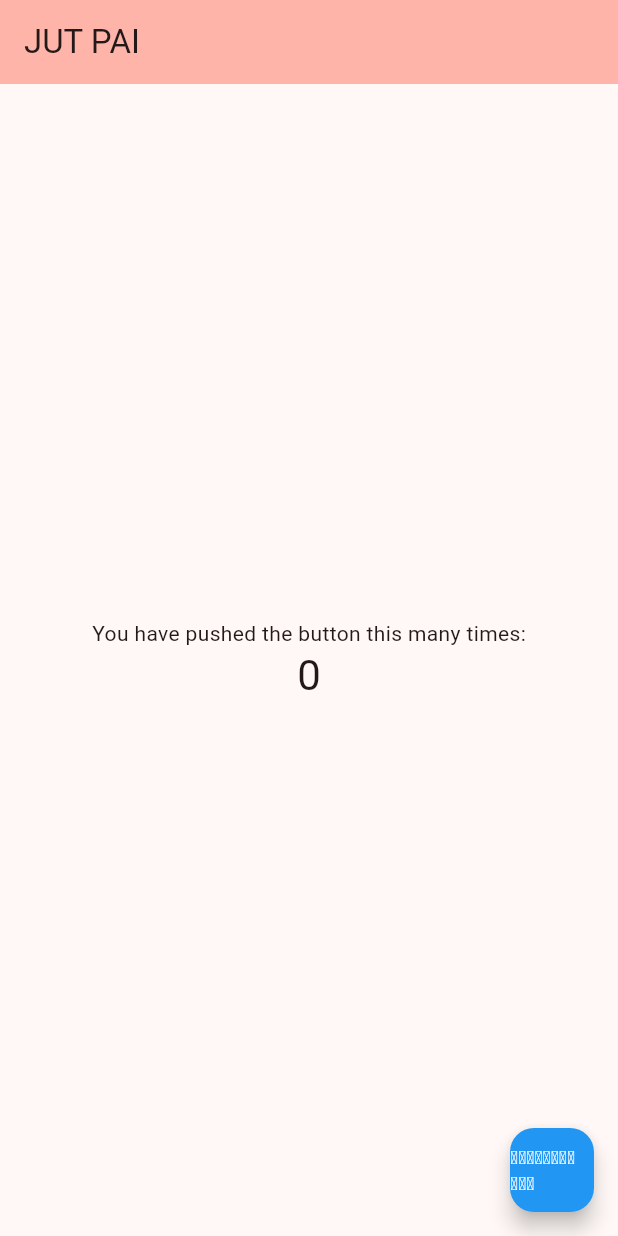
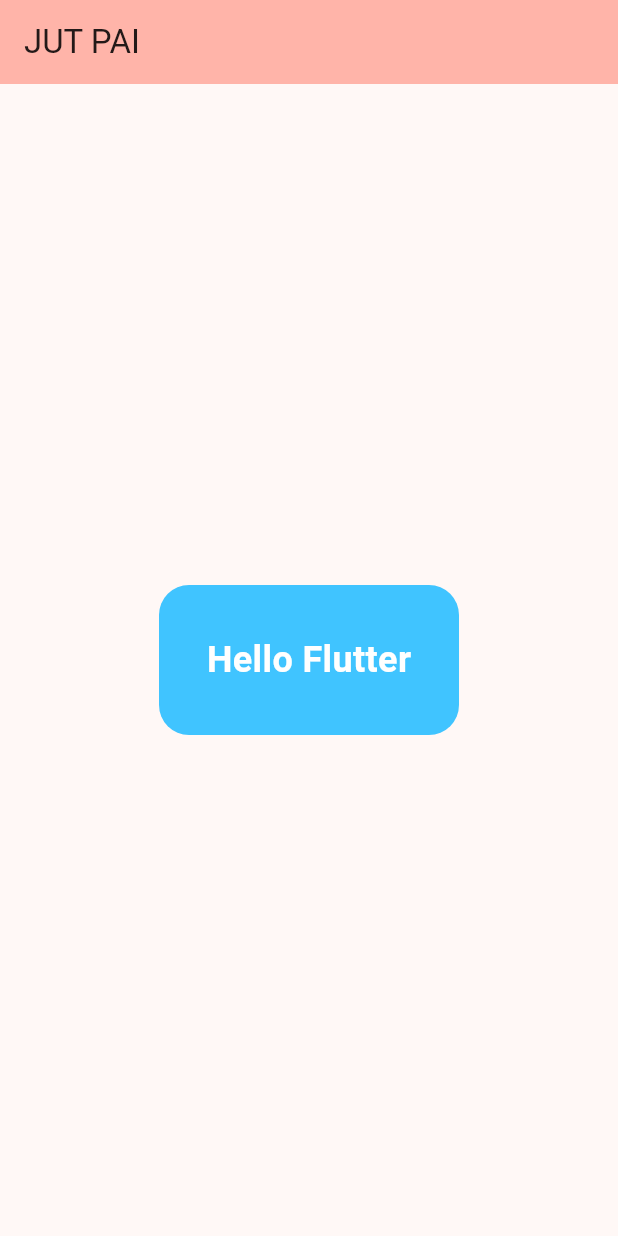
Before and after one commit to anoukham/app_first, a Flutter app: the screen it shows after launch, on a phone screen of 412 x 824 dp. Run offline on Flutter 3.47's test engine with Material 3 defaults, Android fonts, the phone set to English and light mode, and no system bars.

Commit message:
text and container all style

```diff
--- a/lib/main.dart
+++ b/lib/main.dart
@@ -32,14 +32,6 @@ class MyHomePage extends StatefulWidget {
 }
 
 class _MyHomePageState extends State<MyHomePage> {
-  int _counter = 0;
-
-  void _incrementCounter() {
-    setState(() {
-      _counter++;
-    });
-  }
-
   @override
   Widget build(BuildContext context) {
     return Scaffold(
@@ -49,21 +41,23 @@ class _MyHomePageState extends State<MyHomePage> {
         title: Text(widget.title),
       ),
       body: Center(
-        child: Column(
-          mainAxisAlignment: MainAxisAlignment.center,
-          children: <Widget>[
-            const Text('You have pushed the button this many times:'),
-            Text('$_counter', style: Theme.of(context).textTheme.headlineMedium),
-          ],
-        ),
-      ),
-      floatingActionButton: FloatingActionButton(
-        backgroundColor: Colors.blue,
-        onPressed: _incrementCounter,
-        tooltip: 'ເພີ່ມ',
-        child: const Text(
-          'ເພຶ່ມຕັວເລກ',
-          style: TextStyle(fontSize: 12, color: Colors.white),
+        child: Container(
+          width: 200,
+          height: 100,
+          decoration: BoxDecoration(
+            borderRadius: BorderRadius.circular(20),
+            color: Colors.lightBlueAccent,
+          ),
+          child: Center(
+            child: Text(
+              'Hello Flutter',
+              style: TextStyle(
+                fontSize: 24,
+                color: Colors.white,
+                fontWeight: FontWeight.bold,
+              ),
+            ),
+          ),
         ),
       ),
     );
```
